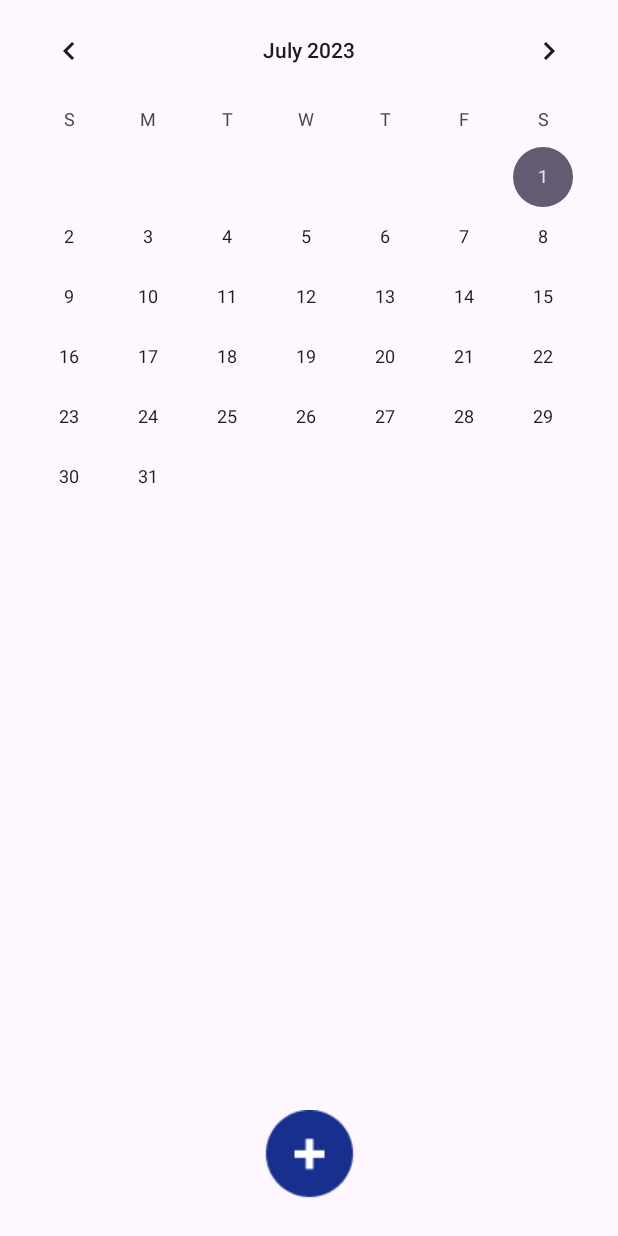
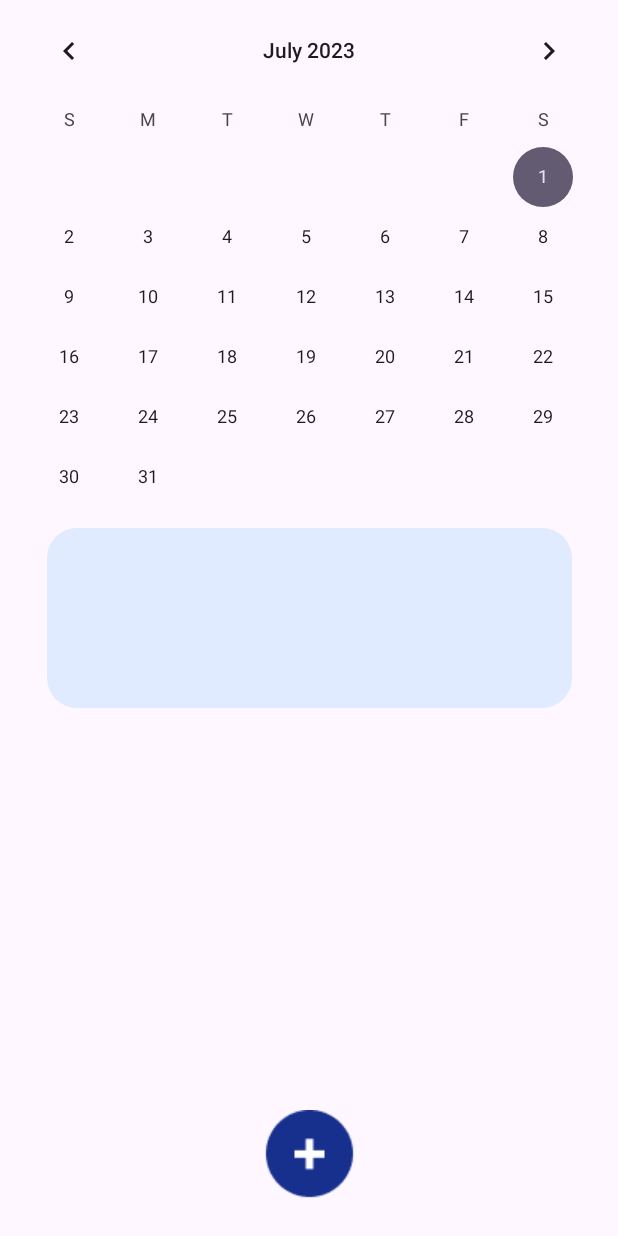
Before and after one commit to HANIUM-MindFriend/mindfriend-front, an Android app: the screen it shows after launch (Calendar), on a phone screen of 412 x 824 dp. Run offline under Robolectric (Android 15) with nearby library versions, the phone set to English and light mode, and no system bars.

Commit message:
feat 미션 배경(둥근 사각형 추가)

```diff
--- a/app/build.gradle
+++ b/app/build.gradle
@@ -33,7 +33,7 @@ android {
 }
 
 dependencies {
-
+    implementation 'androidx.constraintlayout:constraintlayout:2.1.0'
     implementation 'androidx.core:core-ktx:1.8.0'
     implementation 'androidx.appcompat:appcompat:1.6.1'
     implementation 'com.google.android.material:material:1.5.0'
--- /dev/null
+++ b/app/src/main/res/drawable/rounded_rectangle.xml
@@ -0,0 +1,4 @@
+<shape xmlns:android="http://schemas.android.com/apk/res/android">
+    <solid android:color="#E1EBFF"/> <!-- 사각형의 채움색을 설정합니다 -->
+    <corners android:radius="20dp"/> <!-- 둥근 모서리의 반지름을 설정합니다 -->
+</shape>
--- a/app/src/main/res/layout/activity_calendar.xml
+++ b/app/src/main/res/layout/activity_calendar.xml
@@ -6,11 +6,28 @@
     android:layout_height="match_parent"
     tools:context="com.example.mindfriendfront.Calendar">
 
+    <LinearLayout
+        android:layout_width="350dp"
+        android:layout_height="120dp"
+        android:background="@drawable/rounded_rectangle"
+        android:layout_marginStart="8dp"
+        android:layout_marginTop="8dp"
+        android:layout_marginEnd="8dp"
+        android:layout_marginBottom="8dp"
+        app:layout_constraintTop_toTopOf="parent"
+        app:layout_constraintBottom_toBottomOf="parent"
+        app:layout_constraintStart_toStartOf="parent"
+        app:layout_constraintEnd_toEndOf="parent"
+        tools:layout_editor_absoluteX="0dp"
+        tools:layout_editor_absoluteY="-286dp" >
+        <!-- 내용을 추가합니다 -->
+    </LinearLayout>
+
     <CalendarView
         android:id="@+id/calendarView"
         android:layout_width="match_parent"
         android:layout_height="match_parent"
-        tools:layout_editor_absoluteX="-16dp"
+        tools:layout_editor_absoluteX="0dp"
         tools:layout_editor_absoluteY="0dp" />
 
     <ImageButton
@@ -19,8 +36,14 @@
         android:layout_height="80dp"
         android:src="@drawable/write"
         android:background="@android:color/transparent"
+        android:contentDescription="writeBtn"
         app:layout_constraintBottom_toBottomOf="parent"
         app:layout_constraintEnd_toEndOf="parent"
         app:layout_constraintStart_toStartOf="parent" />
 
+
+
+
+
+
 </androidx.constraintlayout.widget.ConstraintLayout>
```
